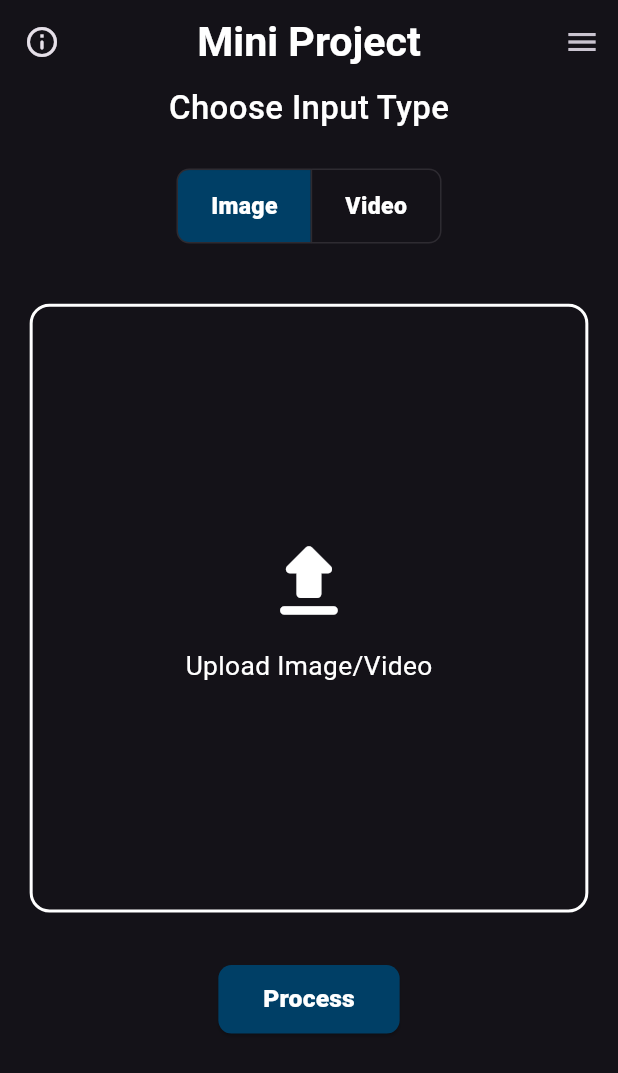
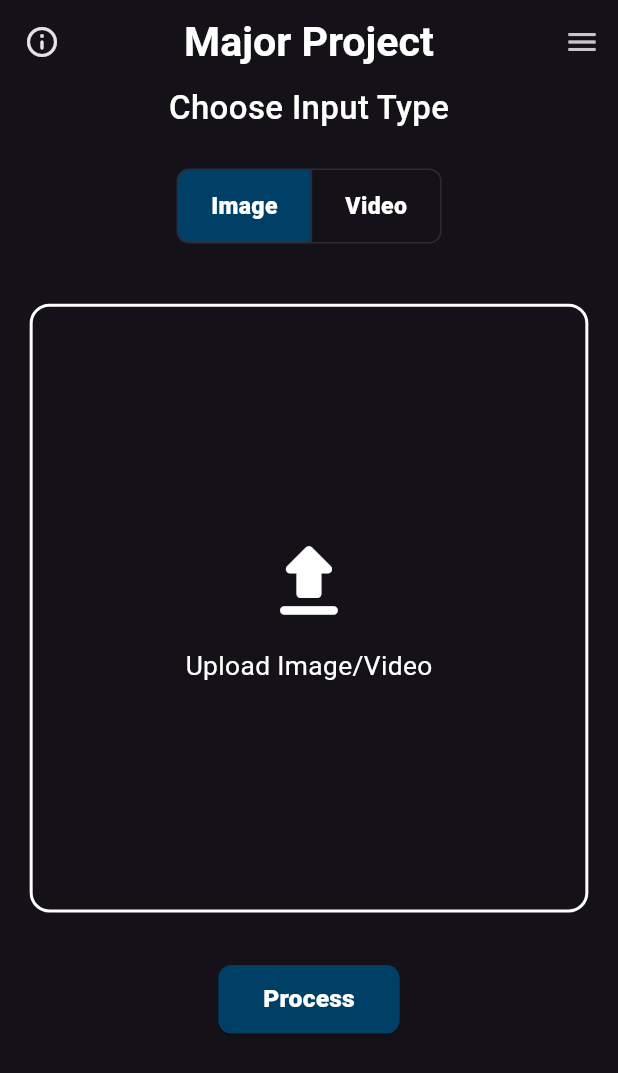
Before and after one commit to adityakumarsahu108/yolo_deepsort_major_project_7th_em, a Flutter app: the screen it shows after launch, on a phone screen of 412 x 824 dp. Shown: the top 1073 px of the screen. Run offline on Flutter 3.47's test engine with Material 3 defaults, Android fonts, the phone set to English and light mode, and no system bars; our stand-ins replace flutter_bloc, flutter_screenutil, image_picker, permission_handler, video_player.

Commit message:
title change

```diff
--- a/lib/screens/home_page.dart
+++ b/lib/screens/home_page.dart
@@ -20,7 +20,7 @@ class HomePage extends StatelessWidget {
     return Scaffold(
       appBar: AppBar(
         title: Text(
-          'Mini Project',
+          'Major Project',
           style: AppTextStyle.primaryTextStyle
               .copyWith(color: Colors.white, fontSize: 25.sp),
         ),
```
